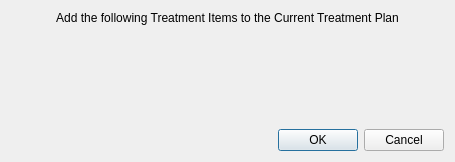
Old version of the form src/openmolar/qt-designer/addTreatment.ui in the repository rowinggolfer/openmolar1.
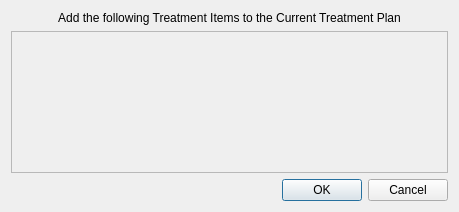
New version of the form.

```diff
--- a/src/openmolar/qt-designer/addTreatment.ui
+++ b/src/openmolar/qt-designer/addTreatment.ui
@@ -6,8 +6,8 @@
    <rect>
     <x>0</x>
     <y>0</y>
-    <width>455</width>
-    <height>162</height>
+    <width>459</width>
+    <height>212</height>
    </rect>
   </property>
   <property name="windowTitle">
@@ -28,17 +28,39 @@
     </widget>
    </item>
    <item>
-    <spacer name="verticalSpacer">
-     <property name="orientation">
-      <enum>Qt::Vertical</enum>
+    <widget class="QScrollArea" name="scrollArea">
+     <property name="widgetResizable">
+      <bool>true</bool>
      </property>
-     <property name="sizeHint" stdset="0">
-      <size>
-       <width>20</width>
-       <height>40</height>
-      </size>
-     </property>
-    </spacer>
+     <widget class="QWidget" name="scrollAreaWidgetContents">
+      <property name="geometry">
+       <rect>
+        <x>0</x>
+        <y>0</y>
+        <width>439</width>
+        <height>140</height>
+       </rect>
+      </property>
+      <layout class="QHBoxLayout" name="horizontalLayout">
+       <property name="spacing">
+        <number>0</number>
+       </property>
+       <property name="margin">
+        <number>0</number>
+       </property>
+       <item>
+        <widget class="QFrame" name="frame">
+         <property name="frameShape">
+          <enum>QFrame::NoFrame</enum>
+         </property>
+         <property name="frameShadow">
+          <enum>QFrame::Raised</enum>
+         </property>
+        </widget>
+       </item>
+      </layout>
+     </widget>
+    </widget>
    </item>
    <item>
     <widget class="QDialogButtonBox" name="buttonBox">
```
